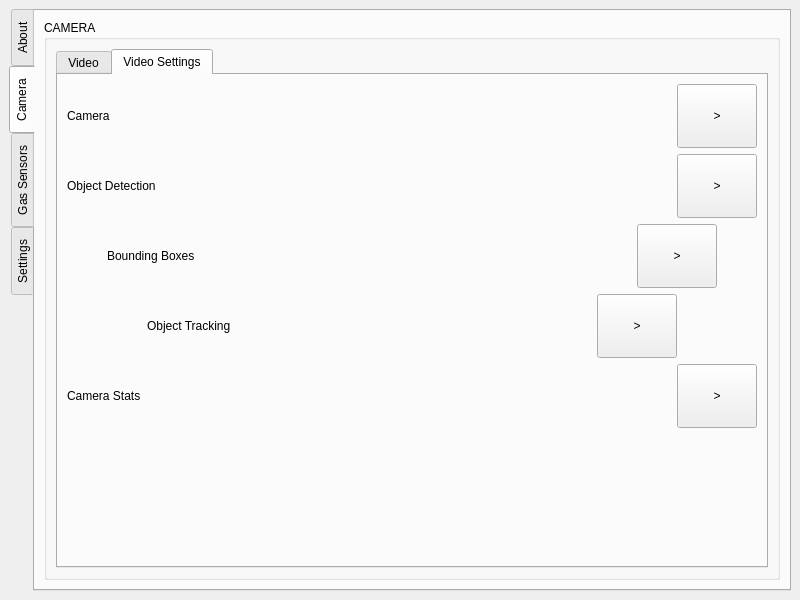
The window that fq_control_center/mainwindow.ui (hakan-demirli/FQ-Control-Center) describes before a commit, drawn with Qt 5.
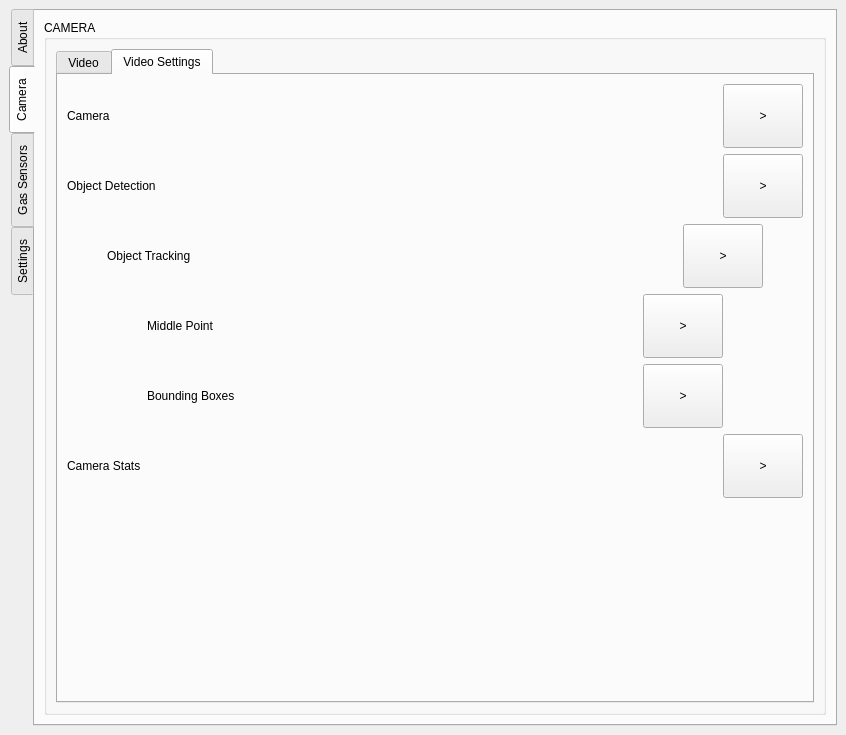
The same window after the commit. The open tabs and pages were chosen to show the change.

Commit message: Add middle point button fix button hierarchy

What changed in the file:
```diff
--- a/fq_control_center/mainwindow.ui
+++ b/fq_control_center/mainwindow.ui
@@ -6,8 +6,8 @@
    <rect>
     <x>0</x>
     <y>0</y>
-    <width>800</width>
-    <height>600</height>
+    <width>846</width>
+    <height>735</height>
    </rect>
   </property>
   <property name="windowTitle">
@@ -154,7 +154,7 @@
               </attribute>
               <layout class="QGridLayout" name="gridLayout_5">
                <item row="0" column="0">
-                <layout class="QHBoxLayout" name="horizontalLayout_10">
+                <layout class="QHBoxLayout" name="horizontalLayout">
                  <item>
                   <widget class="QLabel" name="camera_info_label">
                    <property name="text">
@@ -234,9 +234,9 @@
                 </layout>
                </item>
                <item row="2" column="0">
-                <layout class="QHBoxLayout" name="horizontalLayout_8">
+                <layout class="QHBoxLayout" name="horizontalLayout_2">
                  <item>
-                  <spacer name="horizontalSpacer_9">
+                  <spacer name="horizontalSpacer_7">
                    <property name="orientation">
                     <enum>Qt::Horizontal</enum>
                    </property>
@@ -252,16 +252,16 @@
                   </spacer>
                  </item>
                  <item>
-                  <layout class="QHBoxLayout" name="horizontalLayout_9">
+                  <layout class="QHBoxLayout" name="horizontalLayout_3">
                    <item>
-                    <widget class="QLabel" name="bounding_boxes_info_label">
+                    <widget class="QLabel" name="tracking_info_label">
                      <property name="text">
-                      <string>Bounding Boxes</string>
+                      <string>Object Tracking</string>
                      </property>
                     </widget>
                    </item>
                    <item>
-                    <spacer name="horizontalSpacer_10">
+                    <spacer name="horizontalSpacer_3">
                      <property name="orientation">
                       <enum>Qt::Horizontal</enum>
                      </property>
@@ -274,7 +274,7 @@
                     </spacer>
                    </item>
                    <item>
-                    <widget class="QPushButton" name="bounding_boxes_run_button">
+                    <widget class="QPushButton" name="tracking_run_button">
                      <property name="minimumSize">
                       <size>
                        <width>0</width>
@@ -289,7 +289,7 @@
                   </layout>
                  </item>
                  <item>
-                  <spacer name="horizontalSpacer_11">
+                  <spacer name="horizontalSpacer_8">
                    <property name="orientation">
                     <enum>Qt::Horizontal</enum>
                    </property>
@@ -325,9 +325,9 @@
                   </spacer>
                  </item>
                  <item>
-                  <layout class="QHBoxLayout" name="horizontalLayout_2">
+                  <layout class="QHBoxLayout" name="horizontalLayout_17">
                    <item>
-                    <spacer name="horizontalSpacer_7">
+                    <spacer name="horizontalSpacer_22">
                      <property name="orientation">
                       <enum>Qt::Horizontal</enum>
                      </property>
@@ -343,16 +343,16 @@
                     </spacer>
                    </item>
                    <item>
-                    <layout class="QHBoxLayout" name="horizontalLayout_3">
+                    <layout class="QHBoxLayout" name="horizontalLayout_18">
                      <item>
-                      <widget class="QLabel" name="tracking_info_label">
+                      <widget class="QLabel" name="middle_point_info_label">
                        <property name="text">
-                        <string>Object Tracking</string>
+                        <string>Middle Point</string>
                        </property>
                       </widget>
                      </item>
                      <item>
-                      <spacer name="horizontalSpacer_3">
+                      <spacer name="horizontalSpacer_5">
                        <property name="orientation">
                         <enum>Qt::Horizontal</enum>
                        </property>
@@ -365,7 +365,7 @@
                       </spacer>
                      </item>
                      <item>
-                      <widget class="QPushButton" name="tracking_run_button">
+                      <widget class="QPushButton" name="middle_point_run_button">
                        <property name="minimumSize">
                         <size>
                          <width>0</width>
@@ -380,7 +380,7 @@
                     </layout>
                    </item>
                    <item>
-                    <spacer name="horizontalSpacer_8">
+                    <spacer name="horizontalSpacer_23">
                      <property name="orientation">
                       <enum>Qt::Horizontal</enum>
                      </property>
@@ -416,6 +416,115 @@
                 </layout>
                </item>
                <item row="4" column="0">
+                <layout class="QHBoxLayout" name="horizontalLayout_19">
+                 <item>
+                  <spacer name="horizontalSpacer_25">
+                   <property name="orientation">
+                    <enum>Qt::Horizontal</enum>
+                   </property>
+                   <property name="sizeType">
+                    <enum>QSizePolicy::Minimum</enum>
+                   </property>
+                   <property name="sizeHint" stdset="0">
+                    <size>
+                     <width>40</width>
+                     <height>20</height>
+                    </size>
+                   </property>
+                  </spacer>
+                 </item>
+                 <item>
+                  <layout class="QHBoxLayout" name="horizontalLayout_20">
+                   <item>
+                    <spacer name="horizontalSpacer_26">
+                     <property name="orientation">
+                      <enum>Qt::Horizontal</enum>
+                     </property>
+                     <property name="sizeType">
+                      <enum>QSizePolicy::Minimum</enum>
+                     </property>
+                     <property name="sizeHint" stdset="0">
+                      <size>
+                       <width>40</width>
+                       <height>20</height>
+                      </size>
+                     </property>
+                    </spacer>
+                   </item>
+                   <item>
+                    <layout class="QHBoxLayout" name="horizontalLayout_21">
+                     <item>
+                      <widget class="QLabel" name="bounding_boxes_info_label">
+                       <property name="text">
+                        <string>Bounding Boxes</string>
+                       </property>
+                      </widget>
+                     </item>
+                     <item>
+                      <spacer name="horizontalSpacer_6">
+                       <property name="orientation">
+                        <enum>Qt::Horizontal</enum>
+                       </property>
+                       <property name="sizeHint" stdset="0">
+                        <size>
+                         <width>40</width>
+                         <height>20</height>
+                        </size>
+                       </property>
+                      </spacer>
+                     </item>
+                     <item>
+                      <widget class="QPushButton" name="bounding_boxes_run_button">
+                       <property name="minimumSize">
+                        <size>
+                         <width>0</width>
+                         <height>64</height>
+                        </size>
+                       </property>
+                       <property name="text">
+                        <string>&gt;</string>
+                       </property>
+                      </widget>
+                     </item>
+                    </layout>
+                   </item>
+                   <item>
+                    <spacer name="horizontalSpacer_27">
+                     <property name="orientation">
+                      <enum>Qt::Horizontal</enum>
+                     </property>
+                     <property name="sizeType">
+                      <enum>QSizePolicy::Minimum</enum>
+                     </property>
+                     <property name="sizeHint" stdset="0">
+                      <size>
+                       <width>40</width>
+                       <height>20</height>
+                      </size>
+                     </property>
+                    </spacer>
+                   </item>
+                  </layout>
+                 </item>
+                 <item>
+                  <spacer name="horizontalSpacer_28">
+                   <property name="orientation">
+                    <enum>Qt::Horizontal</enum>
+                   </property>
+                   <property name="sizeType">
+                    <enum>QSizePolicy::Minimum</enum>
+                   </property>
+                   <property name="sizeHint" stdset="0">
+                    <size>
+                     <width>40</width>
+                     <height>20</height>
+                    </size>
+                   </property>
+                  </spacer>
+                 </item>
+                </layout>
+               </item>
+               <item row="5" column="0">
                 <layout class="QHBoxLayout" name="horizontalLayout_5">
                  <item>
                   <widget class="QLabel" name="camera_stats_info_label">
@@ -452,7 +561,7 @@
                  </item>
                 </layout>
                </item>
-               <item row="5" column="0">
+               <item row="6" column="0">
                 <spacer name="verticalSpacer">
                  <property name="orientation">
                   <enum>Qt::Vertical</enum>
@@ -465,36 +574,6 @@
                  </property>
                 </spacer>
                </item>
-               <item row="6" column="0">
-                <layout class="QHBoxLayout" name="horizontalLayout">
-                 <item>
-                  <spacer name="horizontalSpacer_6">
-                   <property name="orientation">
-                    <enum>Qt::Horizontal</enum>
-                   </property>
-                   <property name="sizeHint" stdset="0">
-                    <size>
-                     <width>40</width>
-                     <height>20</height>
-                    </size>
-                   </property>
-                  </spacer>
-                 </item>
-                 <item>
-                  <spacer name="horizontalSpacer_5">
-                   <property name="orientation">
-                    <enum>Qt::Horizontal</enum>
-                   </property>
-                   <property name="sizeHint" stdset="0">
-                    <size>
-                     <width>40</width>
-                     <height>20</height>
-                    </size>
-                   </property>
-                  </spacer>
-                 </item>
-                </layout>
-               </item>
               </layout>
              </widget>
             </widget>
```
Left out of the diff: 8 changed lines with no effect on the pictures. The commit also changes 4 other files.
